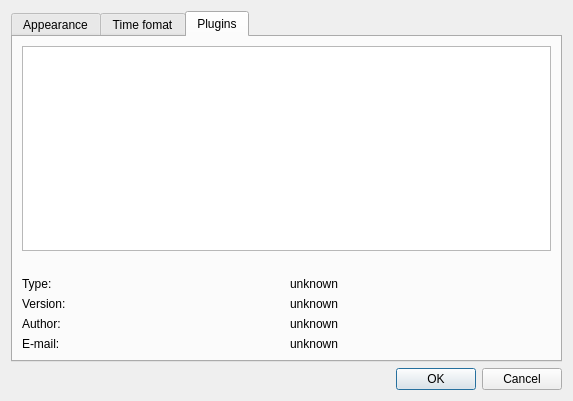
First picture: the form in digital_clock/gui/settings_dialog.ui, repository Kolcha/DigitalClock4, before the edit.
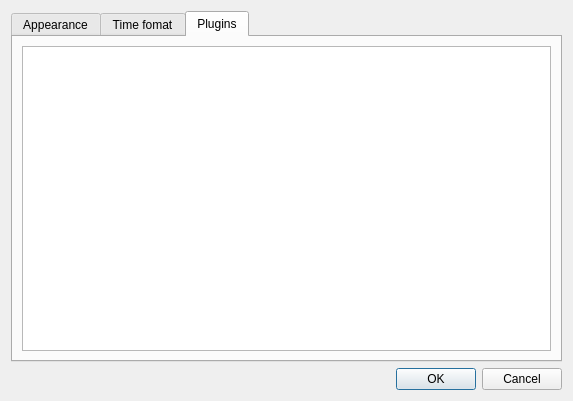
Second picture: the form after the edit. The open tabs and pages were chosen to show the change.

Commit message:
removed plugin info labels from settings dialog
branch : redesign_plugins_page

The edit to the form file:
```diff
--- a/digital_clock/gui/settings_dialog.ui
+++ b/digital_clock/gui/settings_dialog.ui
@@ -508,73 +508,6 @@
        <item>
         <widget class="QListWidget" name="plugins_list"/>
        </item>
-       <item>
-        <widget class="QLabel" name="p_comment">
-         <property name="text">
-          <string>&lt;no comment&gt;</string>
-         </property>
-        </widget>
-       </item>
-       <item>
-        <layout class="QGridLayout" name="gridLayout_3">
-         <item row="0" column="0">
-          <widget class="QLabel" name="p_type_label">
-           <property name="text">
-            <string>Type:</string>
-           </property>
-          </widget>
-         </item>
-         <item row="0" column="1">
-          <widget class="QLabel" name="p_type_value">
-           <property name="text">
-            <string>unknown</string>
-           </property>
-          </widget>
-         </item>
-         <item row="1" column="0">
-          <widget class="QLabel" name="p_version_label">
-           <property name="text">
-            <string>Version:</string>
-           </property>
-          </widget>
-         </item>
-         <item row="1" column="1">
-          <widget class="QLabel" name="p_version_value">
-           <property name="text">
-            <string>unknown</string>
-           </property>
-          </widget>
-         </item>
-         <item row="2" column="0">
-          <widget class="QLabel" name="p_author_label">
-           <property name="text">
-            <string>Author:</string>
-           </property>
-          </widget>
-         </item>
-         <item row="2" column="1">
-          <widget class="QLabel" name="p_author_value">
-           <property name="text">
-            <string>unknown</string>
-           </property>
-          </widget>
-         </item>
-         <item row="3" column="0">
-          <widget class="QLabel" name="p_e_mail_label">
-           <property name="text">
-            <string>E-mail:</string>
-           </property>
-          </widget>
-         </item>
-         <item row="3" column="1">
-          <widget class="QLabel" name="p_e_mail_value">
-           <property name="text">
-            <string>unknown</string>
-           </property>
-          </widget>
-         </item>
-        </layout>
-       </item>
       </layout>
      </widget>
     </widget>
```
The commit also changes 10 other files.
